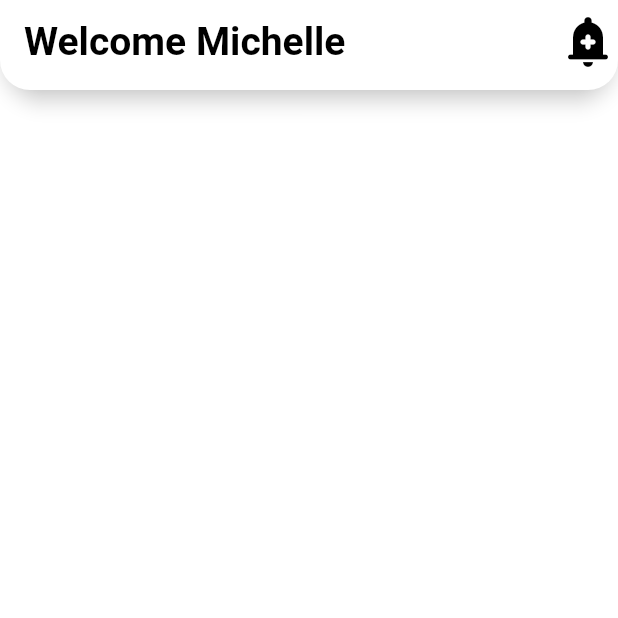
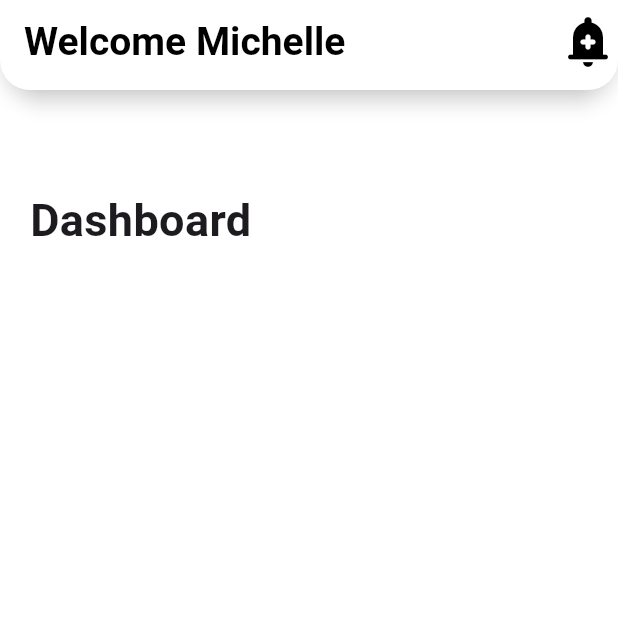
Before and after one commit to JashobeamKayiwa/TaskIT, a Flutter app: the screen it shows after launch, on a phone screen of 412 x 824 dp, the top half of it. Run offline on Flutter 3.47's test engine with Material 3 defaults, Android fonts, the phone set to English and light mode, and no system bars.

```diff
--- a/task_it/lib/screens/home/home.dart
+++ b/task_it/lib/screens/home/home.dart
@@ -1,3 +1,4 @@
+import 'package:flutter/cupertino.dart';
 import 'package:flutter/material.dart';
 import 'package:flutter/widgets.dart';
 
@@ -10,10 +11,28 @@ class HomePage extends StatelessWidget {
         preferredSize: Size.fromHeight(60.0), // Adjust the height as needed
         child: _buildAppBar(),
       ),
-      body: Column(
-        crossAxisAlignment: CrossAxisAlignment.start,
-        children: [],
-        )
+      body: Container(
+        padding: EdgeInsets.symmetric(
+          horizontal: 20,
+          vertical: 15,),
+          child: Column(
+            children: [
+              Expanded(
+              child:ListView(
+                children: [
+                  Container(
+                    margin: EdgeInsets.only(top: 50, bottom:20,),
+                    child: Text('Dashboard',
+                    style: TextStyle(
+                      fontSize:30,
+                      fontWeight: FontWeight.bold))
+                  )
+                ]
+              )
+            )
+            ],
+            )
+      )
     );
   }
 }
```
